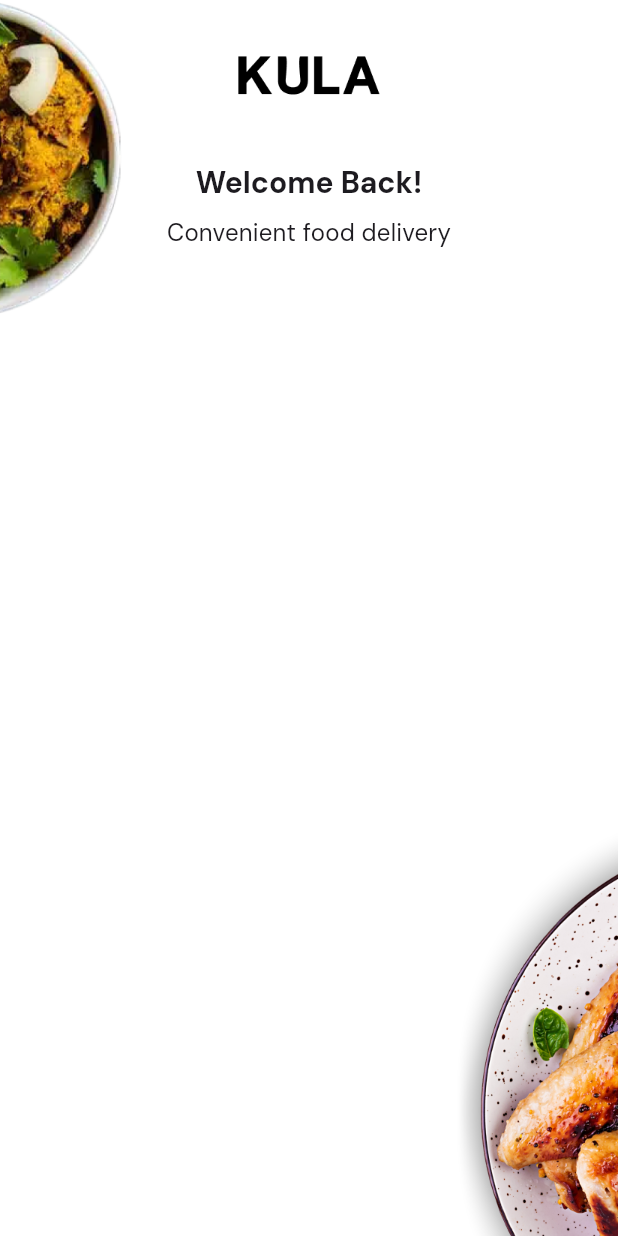
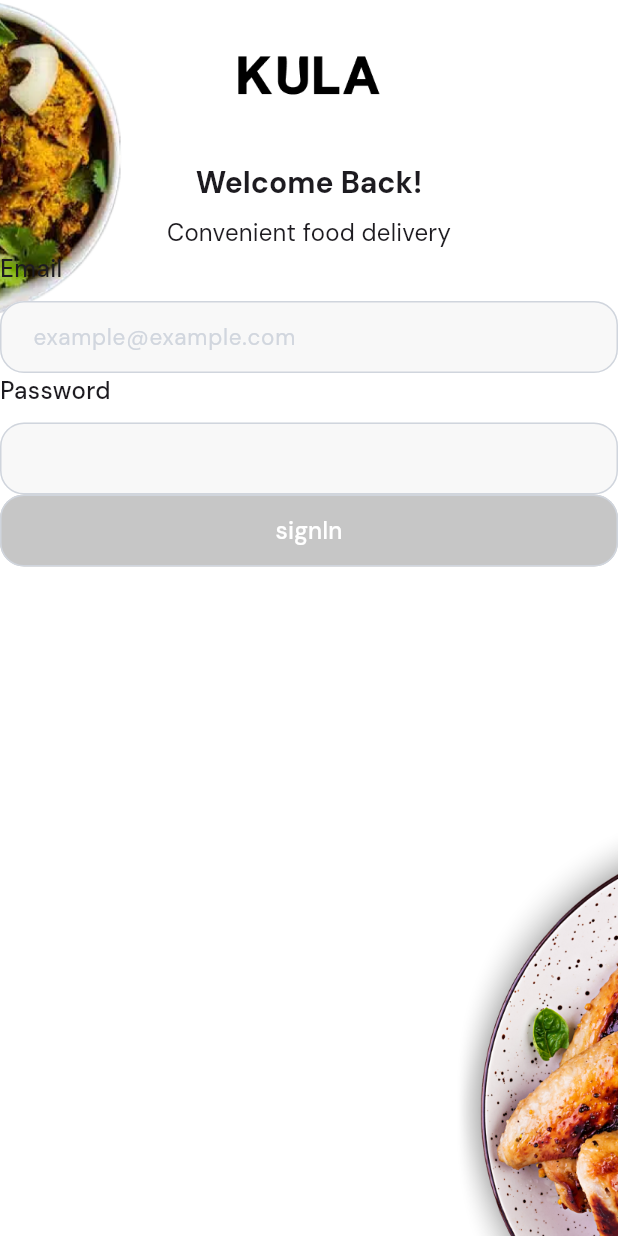
Before and after one commit to oyen-bright/kula, a Flutter app: the screen it shows after launch, on a phone screen of 412 x 824 dp. Run offline on Flutter 3.47's test engine with Material 3 defaults, Android fonts, the phone set to English and light mode, and no system bars; drawn by our look-alikes of flutter_animate; our stand-ins replace flutter_bloc, flutter_dotenv, flutter_screenutil, freezed_annotation, go_router, google_fonts and 2 more; accounts and stored records are empty.

Commit message:
app elevated button and text input field created

```diff
--- a/lib/config/app_constants.dart
+++ b/lib/config/app_constants.dart
@@ -27,7 +27,7 @@ class AppConstants {
 
   static const double fabPadding = 20.0;
 
-  static const double borderRadiusLarge = 15.0;
+  static const double borderRadiusLarge = 16.0;
   static const double borderRadius = 10.0;
   static const double borderRadiusSmall = 5.0;
   static const double borderRadiusMedium = 8.0;
--- a/lib/themes/app_colors.dart
+++ b/lib/themes/app_colors.dart
@@ -12,4 +12,9 @@ class AppColors {
   static const secondaryColor = Color(0xFFFCEEE0);
   static const inActiveBottomNavigationColor = Color(0xFF8A8A8E);
   static const activeBottomNavigationColor = Color(0xFFEC8639);
+
+  static const inputFieldFillColor = Color(0xFFF8F8F8);
+  static const inputFieldStrokeColor = Color(0xFFD0D5DD);
+  static const inputFieldHintTextColor = Color(0xFFD1D6DE);
+  static const disabledColor = Color(0xFFC6C6C6);
 }
--- a/lib/themes/app_theme.dart
+++ b/lib/themes/app_theme.dart
@@ -86,8 +86,10 @@ class AppTheme {
         style: ElevatedButton.styleFrom(
       backgroundColor: colorScheme.secondary,
       foregroundColor: colorScheme.primary,
+      disabledBackgroundColor: AppColors.disabledColor,
+      minimumSize: const Size(double.infinity, 48),
       shape: RoundedRectangleBorder(
-        borderRadius: BorderRadius.circular(AppConstants.borderRadius),
+        borderRadius: BorderRadius.circular(AppConstants.borderRadiusLarge),
       ),
     ));
   }
--- /dev/null
+++ b/lib/ui/components/buttons/elevated_button.dart
@@ -0,0 +1,195 @@
+import 'package:flutter/material.dart';
+import 'package:kula/config/app_constants.dart';
+import 'package:kula/extensions/context.dart';
+import 'package:kula/themes/app_colors.dart';
+import 'package:kula/themes/app_text_styles.dart';
+
+class AppElevatedButton extends StatelessWidget {
+  final bool isLoading;
+  final Color? backgroundColor;
+  final Color? borderColor;
+  final BorderRadius? borderRadius;
+  final void Function()? onPressed;
+  final EdgeInsetsGeometry? padding;
+  final Color? titleColor;
+  final String title;
+  final bool showIcon;
+  final bool isIconReversed;
+  final Object? icon;
+  final Color? disabledBackgroundColor;
+  final Widget? child;
+  final TextStyle? textStyle;
+  final VisualDensity? visualDensity;
+  final double? elevation;
+
+  const AppElevatedButton(
+      {super.key,
+      this.textStyle,
+      this.isLoading = false,
+      this.onPressed,
+      this.elevation,
+      this.borderRadius,
+      this.disabledBackgroundColor,
+      this.showIcon = false,
+      this.icon,
+      required this.title,
+      this.padding,
+      this.backgroundColor,
+      this.borderColor,
+      this.titleColor,
+      this.visualDensity,
+      this.child,
+      this.isIconReversed = false});
+
+  @override
+  Widget build(BuildContext context) {
+    return ElevatedButton(
+      style: ElevatedButton.styleFrom(
+        elevation: elevation,
+        disabledBackgroundColor: disabledBackgroundColor,
+        visualDensity: visualDensity,
+        padding: padding,
+        backgroundColor: backgroundColor ?? context.colorScheme.primary,
+        shape: RoundedRectangleBorder(
+          side: borderColor != null
+              ? BorderSide(color: borderColor!, width: 1)
+              : const BorderSide(
+                  color: AppColors.inputFieldStrokeColor, width: 1),
+          borderRadius: borderRadius == null
+              ? BorderRadius.circular(AppConstants.borderRadiusLarge)
+              : borderRadius!,
+        ),
+      ),
+      onPressed: isLoading ? null : onPressed,
+      child: showIcon
+          ? Row(
+              crossAxisAlignment: CrossAxisAlignment.center,
+              mainAxisSize: MainAxisSize.min,
+              children: <Widget>[
+                if (!isIconReversed)
+                  Text(
+                    title,
+                    style: AppTextStyles.buttonTextStyle.copyWith(
+                        fontSize: textStyle?.fontSize,
+                        fontWeight: textStyle?.fontWeight,
+                        color: titleColor ?? context.colorScheme.onPrimary),
+                  ),
+                if (icon is IconData)
+                  Icon(icon as IconData,
+                      color: titleColor ?? context.colorScheme.onPrimary)
+                else
+                  icon as Widget,
+                if (isIconReversed)
+                  Text(
+                    title,
+                    style: AppTextStyles.buttonTextStyle.copyWith(
+                        fontSize: textStyle?.fontSize,
+                        fontWeight: textStyle?.fontWeight,
+                        color: titleColor ?? context.colorScheme.onPrimary),
+                  ),
+              ],
+            )
+          : isLoading
+              ? const SizedBox(
+                  height: 26,
+                  width: 26,
+                  child: CircularProgressIndicator(
+
+                      // valueColor: AlwaysStoppedAnimation<Color>(Colors.white),
+                      ),
+                )
+              : child ??
+                  Text(
+                    title,
+                    style: AppTextStyles.buttonTextStyle.copyWith(
+                        fontSize: textStyle?.fontSize,
+                        fontWeight: textStyle?.fontWeight,
+                        color: titleColor ?? context.colorScheme.onPrimary),
+                  ),
+    );
+  }
+
+  factory AppElevatedButton.outlined({
+    required String title,
+    void Function()? onPressed,
+    Color? backgroundColor,
+    Color? borderColor,
+    BorderRadius? borderRadius,
+    Color? titleColor,
+    double? elevation,
+    double? fontSize,
+    EdgeInsets? padding,
+  }) {
+    return AppElevatedButton(
+      title: title,
+      onPressed: onPressed,
+      backgroundColor: Colors.transparent,
+      borderColor: borderColor ?? AppColors.primaryColor,
+      borderRadius:
+          borderRadius ?? BorderRadius.circular(AppConstants.borderRadius),
+      elevation: elevation,
+      visualDensity: VisualDensity.compact,
+      textStyle:
+          TextStyle(fontSize: fontSize ?? 12, fontWeight: FontWeight.bold),
+      padding: padding ?? EdgeInsets.zero,
+    );
+  }
+  factory AppElevatedButton.withIcon({
+    required String title,
+    void Function()? onPressed,
+    Color? backgroundColor,
+    Color? borderColor,
+    required Object icon,
+    final Color? disabledBackgroundColor,
+    BorderRadius? borderRadius,
+    Color? foregroundColor,
+    double? elevation,
+    double? fontSize,
+    VisualDensity? visualDensity = VisualDensity.compact,
+    bool isIconReversed = false,
+    EdgeInsets? padding,
+  }) {
+    return AppElevatedButton(
+      title: title,
+      isIconReversed: isIconReversed,
+      icon: icon,
+      titleColor: foregroundColor,
+      backgroundColor: backgroundColor,
+      showIcon: true,
+      disabledBackgroundColor: disabledBackgroundColor,
+      onPressed: onPressed,
+      borderColor: borderColor ?? AppColors.primaryColor,
+      borderRadius:
+          borderRadius ?? BorderRadius.circular(AppConstants.borderRadius),
+      elevation: elevation,
+      visualDensity: visualDensity,
+      padding: padding ?? EdgeInsets.zero,
+    );
+  }
+
+  factory AppElevatedButton.small(
+      {required String title,
+      void Function()? onPressed,
+      Color? backgroundColor,
+      Color? borderColor,
+      BorderRadius? borderRadius,
+      Color? titleColor,
+      double? elevation,
+      double? fontSize,
+      Widget? child,
+      EdgeInsets? padding}) {
+    return AppElevatedButton(
+      title: title,
+      onPressed: onPressed,
+      backgroundColor: backgroundColor,
+      borderColor: borderColor,
+      borderRadius: borderRadius ?? BorderRadius.zero,
+      elevation: elevation,
+      visualDensity: VisualDensity.compact,
+      textStyle:
+          TextStyle(fontSize: fontSize ?? 12, fontWeight: FontWeight.bold),
+      padding: padding ?? EdgeInsets.zero,
+      child: child,
+    );
+  }
+}
--- /dev/null
+++ b/lib/ui/components/inputs/text_field_input.dart
@@ -0,0 +1,308 @@
+// ignore_for_file: public_member_api_docs, sort_constructors_first
+
+import 'package:flutter/material.dart';
+import 'package:flutter/services.dart';
+import 'package:kula/config/app_constants.dart';
+import 'package:kula/extensions/context.dart';
+import 'package:kula/themes/app_colors.dart';
+import 'package:kula/themes/app_text_styles.dart';
+
+class AppTextField extends StatelessWidget {
+  final TextEditingController? controller;
+  final TextCapitalization? textCapitalization;
+  final Object? fieldTitle;
+  final TextInputType? keyboardType;
+  final Widget? suffixIcon;
+  final String? suffixText;
+  final Widget? prefixIcon;
+  final String? prefixText;
+  final String? hintText;
+  final int? maxLines;
+  final String? initialValue;
+  final bool _showObscureIcon;
+  final bool readOnly;
+  final List<TextInputFormatter>? inputFormatters;
+  final Iterable<String>? autofillHints;
+  final String? Function(String?)? validator;
+  final TextInputAction? textInputAction;
+  final void Function(String)? onFieldSubmitted;
+  final Color? backgroundColor;
+  final String? labelText;
+  final void Function()? onTap;
+  final InputBorder? errorBorder;
+  final void Function(String)? onChanged;
+
+  const AppTextField._internal({
+    this.controller,
+    this.keyboardType,
+    this.validator,
+    this.prefixText,
+    this.prefixIcon,
+    this.maxLines,
+    this.suffixText,
+    this.fieldTitle,
+    this.readOnly = false,
+    this.hintText,
+    this.initialValue,
+    this.autofillHints,
+    this.backgroundColor,
+    this.onFieldSubmitted,
+    this.textCapitalization,
+    this.labelText,
+    this.errorBorder,
+    bool showObscureIcon = false,
+    this.onChanged,
+    this.textInputAction,
+    this.inputFormatters,
+    this.suffixIcon,
+    this.onTap,
+  }) : _showObscureIcon = showObscureIcon;
+
+  factory AppTextField({
+    String? Function(String?)? validator,
+    TextEditingController? controller,
+    TextInputType? keyboardType,
+    bool readOnly = false,
+    int? maxLines = 1,
+    String? fieldTitle,
+    bool showObscureTextIcon = false,
+    List<TextInputFormatter>? inputFormatters,
+    void Function()? onTap,
+    Iterable<String>? autofillHints,
+    TextInputAction? textInputAction,
+    void Function(String)? onFieldSubmitted,
+    String? hintText,
+  }) {
+    return AppTextField._internal(
+      controller: controller,
+      keyboardType: keyboardType,
+      readOnly: readOnly,
+      inputFormatters: inputFormatters,
+      onTap: onTap,
+      autofillHints: autofillHints,
+      textInputAction: textInputAction,
+      onFieldSubmitted: onFieldSubmitted,
+      fieldTitle: fieldTitle,
+      maxLines: maxLines,
+      hintText: hintText,
+      validator: validator,
+    );
+  }
+
+  factory AppTextField.otp({
+    String? Function(String?)? validator,
+    TextEditingController? controller,
+    TextInputType? keyboardType,
+    bool readOnly = false,
+    String? fieldTitle,
+    void Function(String)? onChanged,
+    List<TextInputFormatter>? inputFormatters,
+    void Function()? onTap,
+    Iterable<String>? autofillHints,
+    TextInputAction? textInputAction,
+    void Function(String)? onFieldSubmitted,
+    String? hintText,
+  }) {
+    return AppTextField._internal(
+      controller: controller,
+      keyboardType: keyboardType,
+      readOnly: readOnly,
+      inputFormatters: [
+        FilteringTextInputFormatter.deny(RegExp(r' ')),
+      ],
+      onChanged: onChanged,
+      onTap: onTap,
+      autofillHints: autofillHints,
+      textInputAction: textInputAction,
+      onFieldSubmitted: onFieldSubmitted,
+      fieldTitle: fieldTitle,
+      hintText: hintText,
+      validator: validator,
+    );
+  }
+
+  factory AppTextField.password({
+    TextEditingController? controller,
+    String? Function(String?)? validator,
+    TextInputAction? textInputAction,
+    void Function(String)? onFieldSubmitted,
+    TextInputType? keyboardType,
+    String? fieldTitle,
+    int? maxLines = 1,
+    void Function()? onTap,
+    Iterable<String>? autofillHints,
+    bool readOnly = false,
+    bool showObscureTextIcon = true,
+    bool showHiddenIcon = true,
+    String? hintText,
+  }) {
+    return AppTextField._internal(
+      controller: controller,
+      autofillHints: autofillHints,
+      readOnly: readOnly,
+      textInputAction: textInputAction,
+      keyboardType: keyboardType,
+      hintText: hintText,
+      onTap: onTap,
+      maxLines: maxLines,
+      onFieldSubmitted: onFieldSubmitted,
+      fieldTitle: fieldTitle,
+      validator: validator,
+      showObscureIcon: showHiddenIcon,
+    );
+  }
+
+  factory AppTextField.withColor({
+    TextEditingController? controller,
+    String? Function(String?)? validator,
+    TextInputAction? textInputAction,
+    void Function(String)? onFieldSubmitted,
+    TextInputType? keyboardType,
+    String? fieldTitle,
+    Widget? suffixIcon,
+    void Function()? onTap,
+    String? labelText,
+    InputBorder? errorBorder,
+    final Color? backgroundColor,
+    Iterable<String>? autofillHints,
+    bool readOnly = false,
+    bool showObscureTextIcon = false,
+    String? hintText,
+  }) {
+    return AppTextField._internal(
+      controller: controller,
+      labelText: labelText,
+      autofillHints: autofillHints,
+      readOnly: readOnly,
+      errorBorder: errorBorder,
+      onTap: onTap,
+      textInputAction: textInputAction,
+      keyboardType: keyboardType,
+      hintText: hintText,
+      suffixIcon: suffixIcon,
+      onFieldSubmitted: onFieldSubmitted,
+      fieldTitle: fieldTitle,
+      validator: validator,
+      backgroundColor: backgroundColor,
+      showObscureIcon: showObscureTextIcon,
+    );
+  }
+
+  factory AppTextField.withLabel({
+    TextEditingController? controller,
+    TextCapitalization? textCapitalization,
+    String? Function(String?)? validator,
+    TextInputAction? textInputAction,
+    Widget? suffixIcon,
+    Widget? prefixIcon,
+    String? initialValue,
+    void Function(String)? onFieldSubmitted,
+    void Function(String)? onChanged,
+    TextInputType? keyboardType,
+    String? fieldTitle,
+    final Color? backgroundColor,
+    Iterable<String>? autofillHints,
+    bool readOnly = false,
+    void Function()? onTap,
+    bool showObscureTextIcon = false,
+    String? hintText,
+    String? labelText,
+    int? maxLines,
+    String? suffixText,
+    String? prefixText,
+  }) {
+    return AppTextField._internal(
+        controller: controller,
+        autofillHints: autofillHints,
+        readOnly: readOnly,
+        initialValue: initialValue,
+        textInputAction: textInputAction,
+        keyboardType: keyboardType,
+        hintText: hintText,
+        textCapitalization: textCapitalization,
+        onFieldSubmitted: onFieldSubmitted,
+        onChanged: onChanged,
+        maxLines: maxLines,
+        onTap: onTap,
+        fieldTitle: fieldTitle,
+        validator: validator,
+        backgroundColor: backgroundColor,
+        showObscureIcon: showObscureTextIcon,
+        labelText: labelText,
+        suffixIcon: suffixIcon,
+        suffixText: suffixText,
+        prefixIcon: prefixIcon,
+        prefixText: prefixText);
+  }
+
+  @override
+  Widget build(BuildContext context) {
+    final obscureText = _showObscureIcon ? true : false;
+    return Column(
+      crossAxisAlignment: CrossAxisAlignment.stretch,
+      mainAxisSize: MainAxisSize.min,
+      children: [
+        if (fieldTitle != null)
+          Padding(
+            padding: const EdgeInsets.only(bottom: 10),
+            child: fieldTitle is Widget
+                ? fieldTitle as Widget
+                : Text(
+                    fieldTitle! as String,
+                    style: const TextStyle(
+                        fontWeight: FontWeight.w500, fontSize: 16),
+                  ),
+          ),
+        TextFormField(
+          autofillHints: autofillHints,
+          onFieldSubmitted: onFieldSubmitted,
+          maxLines: _showObscureIcon ? 1 : maxLines,
+          onChanged: onChanged,
+          textInputAction: textInputAction,
+          readOnly: readOnly,
+          inputFormatters: inputFormatters,
+          validator: validator,
+          obscureText: _showObscureIcon ? obscureText : false,
+          controller: controller,
+          onTap: onTap,
+          textAlign: TextAlign.left,
+          initialValue: initialValue,
+          style: AppTextStyles.inputTextStyle,
+          keyboardType: keyboardType,
+          decoration: InputDecoration(
+            contentPadding: const EdgeInsets.symmetric(horizontal: 18),
+            filled: true,
+            suffixText: suffixText,
+            prefixText: prefixText,
+            fillColor: AppColors.inputFieldFillColor,
+            hintText: hintText,
+            labelText: labelText,
+            hintStyle:
+                const TextStyle(color: AppColors.inputFieldHintTextColor),
+            errorBorder: errorBorder ??
+                OutlineInputBorder(
+                    borderRadius:
+                        BorderRadius.circular(AppConstants.borderRadiusLarge)),
+            focusedErrorBorder: OutlineInputBorder(
+              borderRadius:
+                  BorderRadius.circular(AppConstants.borderRadiusLarge),
+            ),
+            enabledBorder: OutlineInputBorder(
+              borderRadius:
+                  BorderRadius.circular(AppConstants.borderRadiusLarge),
+              borderSide: const BorderSide(
+                color: AppColors.inputFieldStrokeColor,
+                style: BorderStyle.solid,
+              ),
+            ),
+            focusedBorder: OutlineInputBorder(
+                borderRadius:
+                    BorderRadius.circular(AppConstants.borderRadiusLarge),
+                borderSide: BorderSide(color: context.colorScheme.primary)),
+            suffixIcon: suffixIcon,
+          ),
+        ),
+      ],
+    );
+  }
+}
--- a/lib/ui/views/authentication/login/login_view.dart
+++ b/lib/ui/views/authentication/login/login_view.dart
@@ -2,6 +2,8 @@ import 'package:flutter/material.dart';
 import 'package:flutter_screenutil/flutter_screenutil.dart';
 import 'package:kula/extensions/context.dart';
 import 'package:kula/themes/app_images.dart';
+import 'package:kula/ui/components/buttons/elevated_button.dart';
+import 'package:kula/ui/components/inputs/text_field_input.dart';
 import 'package:kula/ui/components/wrappers/authentication_wrapper.dart';
 import 'package:kula/utils/enums.dart';
 
@@ -44,6 +46,17 @@ class LoginView extends StatelessWidget {
                 textAlign: TextAlign.center,
                 style: context.textTheme.titleMedium
                     ?.copyWith(fontSize: 16, fontWeight: FontWeight.w400),
+              ),
+              AppTextField(
+                fieldTitle: "Email",
+                hintText: "example@example.com",
+              ),
+              AppTextField(
+                fieldTitle: "Password",
+              ),
+              const AppElevatedButton(
+                elevation: 0,
+                title: "signIn",
               )
             ],
           ),
```
